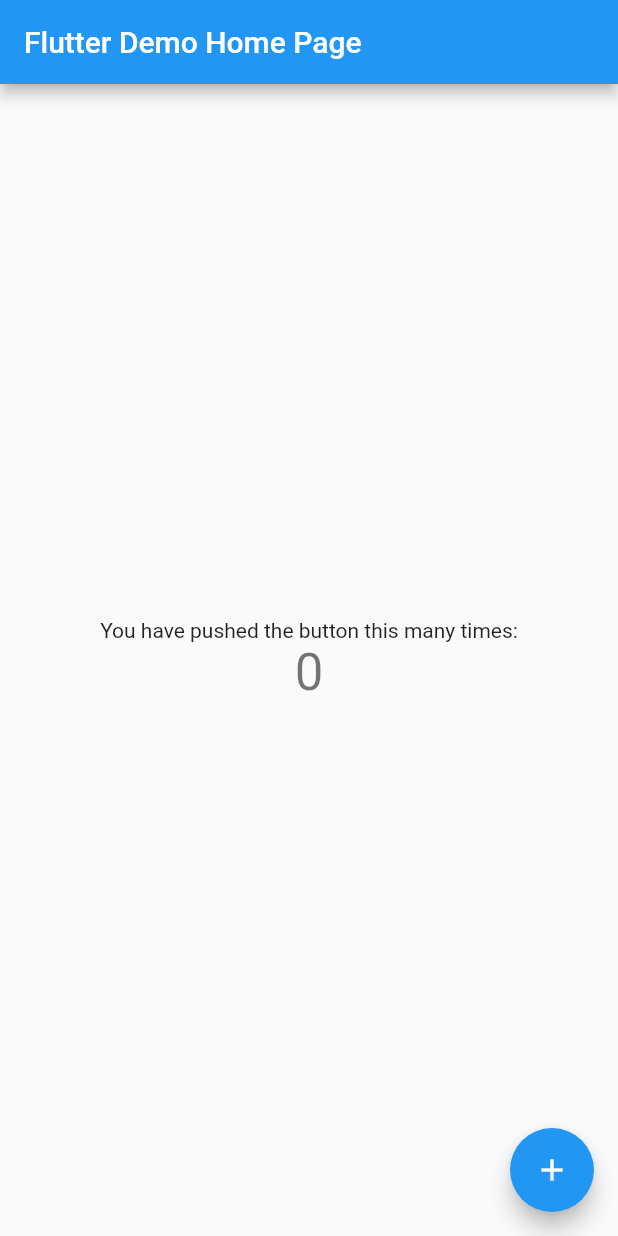
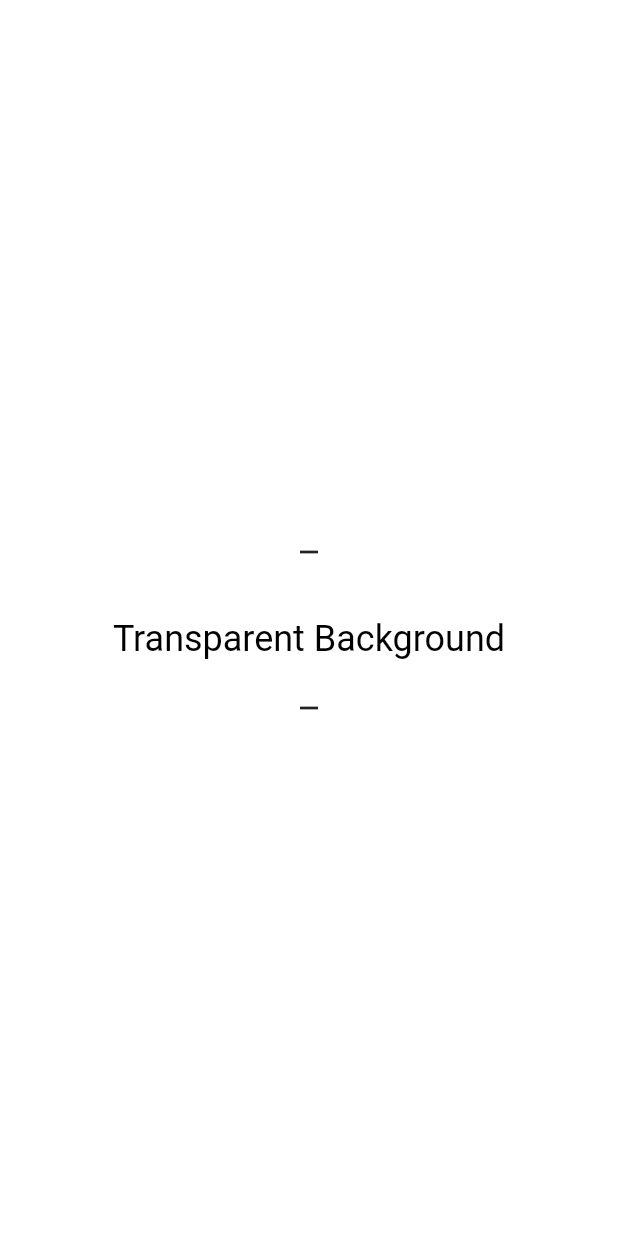
Before and after one commit to its-me-niraj/serinafront, a Flutter app: the screen it shows after launch, on a phone screen of 412 x 824 dp. Run offline on Flutter 3.47's test engine with Material 2 defaults, Android fonts, the phone set to English and light mode, and no system bars; missing offline and left inert: flutter_acrylic.

Commit message:
Added Transparent Effect:

```diff
--- a/lib/main.dart
+++ b/lib/main.dart
@@ -1,7 +1,13 @@
+import 'dart:io';
+
 import 'package:flutter/material.dart';
+import 'package:flutter_acrylic/flutter_acrylic.dart';
 
-void main() {
-  runApp(const MyApp());
+Future<void> main() async {
+  WidgetsFlutterBinding.ensureInitialized();
+  await Window.initialize();
+  await Window.hideWindowControls();
+  runApp(MyApp());
 }
 
 class MyApp extends StatelessWidget {
@@ -11,105 +17,77 @@
   @override
   Widget build(BuildContext context) {
     return MaterialApp(
+      debugShowCheckedModeBanner: false,
       title: 'Flutter Demo',
       theme: ThemeData(
-        // This is the theme of your application.
-        //
-        // Try running your application with "flutter run". You'll see the
-        // application has a blue toolbar. Then, without quitting the app, try
-        // changing the primarySwatch below to Colors.green and then invoke
-        // "hot reload" (press "r" in the console where you ran "flutter run",
-        // or simply save your changes to "hot reload" in a Flutter IDE).
-        // Notice that the counter didn't reset back to zero; the application
-        // is not restarted.
         primarySwatch: Colors.blue,
       ),
-      home: const MyHomePage(title: 'Flutter Demo Home Page'),
+      home: TransparentBackgroundApp(),
     );
   }
 }
 
-class MyHomePage extends StatefulWidget {
-  const MyHomePage({super.key, required this.title});
-
-  // This widget is the home page of your application. It is stateful, meaning
-  // that it has a State object (defined below) that contains fields that affect
-  // how it looks.
-
-  // This class is the configuration for the state. It holds the values (in this
-  // case the title) provided by the parent (in this case the App widget) and
-  // used by the build method of the State. Fields in a Widget subclass are
-  // always marked "final".
-
-  final String title;
-
+class TransparentBackgroundApp extends StatefulWidget {
   @override
-  State<MyHomePage> createState() => _MyHomePageState();
+  _TransparentBackgroundAppState createState() =>
+      _TransparentBackgroundAppState();
 }
 
-class _MyHomePageState extends State<MyHomePage> {
-  int _counter = 0;
+class _TransparentBackgroundAppState extends State<TransparentBackgroundApp> {
+  @override
+  void initState() {
+    super.initState();
+    setAcrylicEffect();
+  }
 
-  void _incrementCounter() {
-    setState(() {
-      // This call to setState tells the Flutter framework that something has
-      // changed in this State, which causes it to rerun the build method below
-      // so that the display can reflect the updated values. If we changed
-      // _counter without calling setState(), then the build method would not be
-      // called again, and so nothing would appear to happen.
-      _counter++;
-    });
+  Future<void> setAcrylicEffect() async {
+    await Window.setEffect(effect: WindowEffect.aero);
+    Window.enterFullscreen();
+    // Window.hideWindowControls();
+  }
+
+  minimizeScreen() async {
+    await Window.exitFullscreen();
+    // Window.
   }
 
   @override
   Widget build(BuildContext context) {
-    // This method is rerun every time setState is called, for instance as done
-    // by the _incrementCounter method above.
-    //
-    // The Flutter framework has been optimized to make rerunning build methods
-    // fast, so that you can just rebuild anything that needs updating rather
-    // than having to individually change instances of widgets.
+    // Your app's UI goes here
     return Scaffold(
-      appBar: AppBar(
-        // Here we take the value from the MyHomePage object that was created by
-        // the App.build method, and use it to set our appbar title.
-        title: Text(widget.title),
-      ),
+      backgroundColor: Colors.transparent,
+      // Set the container's background color to transparent
       body: Center(
-        // Center is a layout widget. It takes a single child and positions it
-        // in the middle of the parent.
+        child: DefaultTextStyle(
+          style: TextStyle(color: Colors.white),
           child: Column(
-          // Column is also a layout widget. It takes a list of children and
-          // arranges them vertically. By default, it sizes itself to fit its
-          // children horizontally, and tries to be as tall as its parent.
-          //
-          // Invoke "debug painting" (press "p" in the console, choose the
-          // "Toggle Debug Paint" action from the Flutter Inspector in Android
-          // Studio, or the "Toggle Debug Paint" command in Visual Studio Code)
-          // to see the wireframe for each widget.
-          //
-          // Column has various properties to control how it sizes itself and
-          // how it positions its children. Here we use mainAxisAlignment to
-          // center the children vertically; the main axis here is the vertical
-          // axis because Columns are vertical (the cross axis would be
-          // horizontal).
             mainAxisAlignment: MainAxisAlignment.center,
-          children: <Widget>[
-            const Text(
-              'You have pushed the button this many times:',
+            crossAxisAlignment: CrossAxisAlignment.center,
+            mainAxisSize: MainAxisSize.max,
+            children: [
+              IconButton(
+                  onPressed: () {
+                    Window.enterFullscreen();
+                  },
+                  icon: Icon(Icons.minimize)),
+              Text(
+                'Transparent Background',
+                style: TextStyle(fontSize: 24),
               ),
               Text(
-              '$_counter',
-              style: Theme.of(context).textTheme.headline4,
+                'Transparent Background',
+                style: TextStyle(fontSize: 24, color: Colors.black),
               ),
+              IconButton(
+                  onPressed: () {
+                    minimizeScreen();
+                    // Window.
+                  },
+                  icon: Icon(Icons.minimize))
             ],
           ),
         ),
-      floatingActionButton: FloatingActionButton(
-        onPressed: _incrementCounter,
-        tooltip: 'Increment',
-        child: const Icon(Icons.add),
-      ), // This trailing comma makes auto-formatting nicer for build methods.
+      ),
     );
   }
 }
--- a/pubspec.yaml
+++ b/pubspec.yaml
@@ -37,6 +37,7 @@
   # Use with the CupertinoIcons class for iOS style icons.
   cupertino_icons: ^1.0.2
   flutter_acrylic: ^1.1.0+1
+  bitsdojo_window: ^0.1.5
 
 dev_dependencies:
   flutter_test:
```
Also changed, not shown: pubspec.lock, 5 other files. Lines whose indentation alone changed are shown as unchanged.
